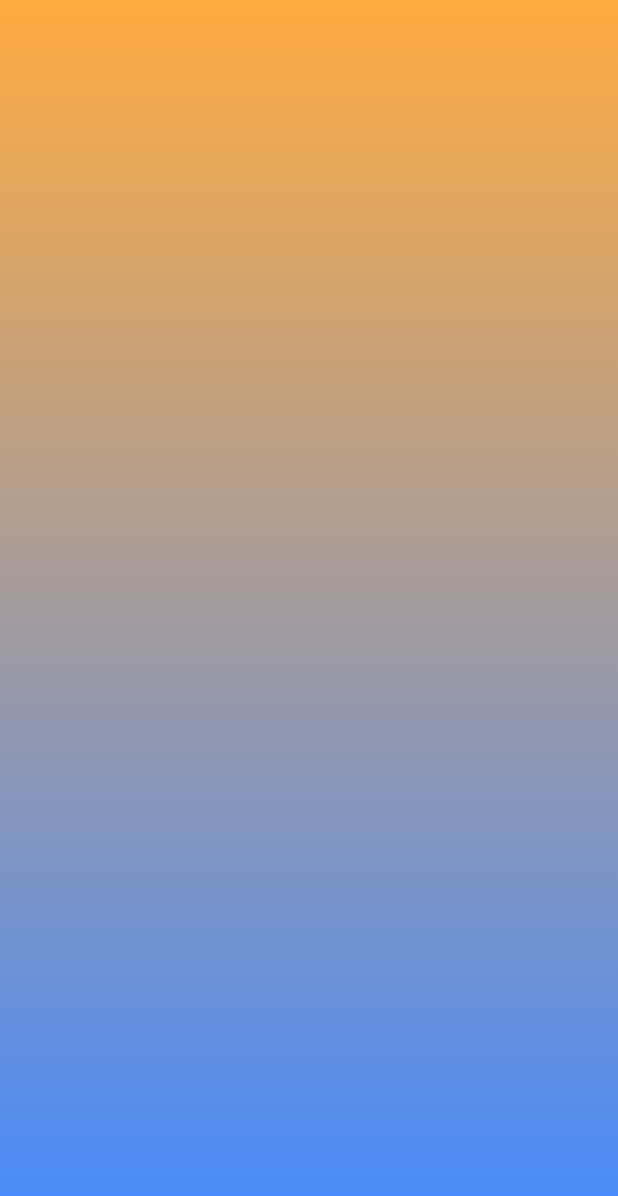
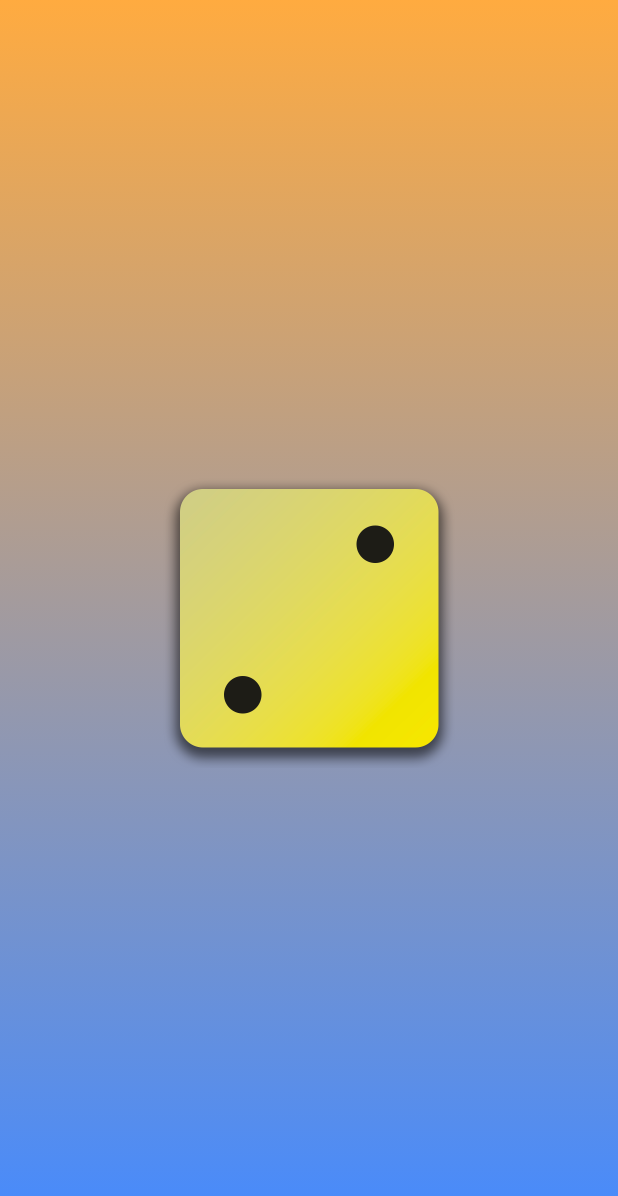
Before and after one commit to anhtuan141/diceroller_app_flutter, a Flutter app: the screen it shows after launch, on a phone screen of 412 x 824 dp. Shown: the top 1196 px of the screen. Run offline on Flutter 3.47's test engine with Material 2 defaults, Android fonts, the phone set to English and light mode, and no system bars.

Commit message:
dice_roller.dart add image dice-2.png and gradient_container.dart add child Center child DiceRoller

```diff
--- a/lib/dice_roller.dart
+++ b/lib/dice_roller.dart
@@ -6,12 +6,23 @@ class DiceRoller extends StatefulWidget {
   const DiceRoller({super.key});
 
   @override
+  State<DiceRoller> createState(){
+    return _DiceRollerState();
+  }
 }
 
 class _DiceRollerState extends State<DiceRoller> {
 
   @override
   Widget build(context){
-
+      return Column(
+        mainAxisSize: MainAxisSize.min,
+        children: [
+          Image.asset(
+            'assets/images/dice-2.png',
+            width: 200,
+          ),
+        ],
+      );
   }
 }
--- a/lib/gradient_container.dart
+++ b/lib/gradient_container.dart
@@ -1,3 +1,4 @@
+import 'package:diceroller_app/dice_roller.dart';
 import 'package:flutter/material.dart';
 
 const startAlignment = Alignment.topCenter;
@@ -20,6 +21,9 @@ class GradientContainer extends StatelessWidget {
           end: endAlignment,
         ),
       ),
+      child: const Center(
+        child: DiceRoller(),
+      ),
     );
   }
 }
```
